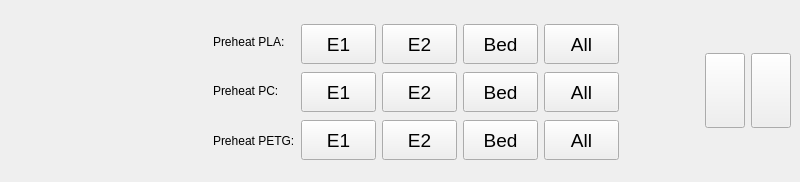
Old version of the form ClientApp/qt/notactiveprintwidget.ui in the repository re3Dprinting/touchscreen.
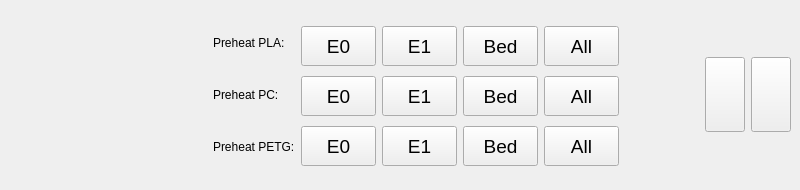
New version of the form. Icons and pictures are not drawn.

Patch:
```diff
--- a/ClientApp/qt/notactiveprintwidget.ui
+++ b/ClientApp/qt/notactiveprintwidget.ui
@@ -7,7 +7,7 @@
     <x>0</x>
     <y>0</y>
     <width>800</width>
-    <height>182</height>
+    <height>190</height>
    </rect>
   </property>
   <property name="maximumSize">
@@ -121,7 +121,40 @@
              </font>
             </property>
             <property name="toolTip">
-             <string>&lt;html&gt;&lt;head/&gt;&lt;body&gt;&lt;p&gt;&lt;span style=&quot; font-size:24pt;&quot;&gt;0.1&lt;/span&gt;&lt;/p&gt;&lt;/body&gt;&lt;/html&gt;</string>
+             <string notr="true"/>
+            </property>
+            <property name="text">
+             <string>E0</string>
+            </property>
+           </widget>
+          </item>
+          <item>
+           <widget class="QPushButton" name="w_pushbutton_m0_extruder1">
+            <property name="sizePolicy">
+             <sizepolicy hsizetype="Fixed" vsizetype="Fixed">
+              <horstretch>0</horstretch>
+              <verstretch>0</verstretch>
+             </sizepolicy>
+            </property>
+            <property name="minimumSize">
+             <size>
+              <width>70</width>
+              <height>40</height>
+             </size>
+            </property>
+            <property name="maximumSize">
+             <size>
+              <width>75</width>
+              <height>35</height>
+             </size>
+            </property>
+            <property name="font">
+             <font>
+              <pointsize>14</pointsize>
+             </font>
+            </property>
+            <property name="toolTip">
+             <string notr="true"/>
             </property>
             <property name="text">
              <string>E1</string>
@@ -154,40 +187,7 @@
              </font>
             </property>
             <property name="toolTip">
-             <string>&lt;html&gt;&lt;head/&gt;&lt;body&gt;&lt;p&gt;&lt;span style=&quot; font-size:24pt;&quot;&gt;0.1&lt;/span&gt;&lt;/p&gt;&lt;/body&gt;&lt;/html&gt;</string>
-            </property>
-            <property name="text">
-             <string>E2</string>
-            </property>
-           </widget>
-          </item>
-          <item>
-           <widget class="QPushButton" name="m1bed">
-            <property name="sizePolicy">
-             <sizepolicy hsizetype="Fixed" vsizetype="Fixed">
-              <horstretch>0</horstretch>
-              <verstretch>0</verstretch>
-             </sizepolicy>
-            </property>
-            <property name="minimumSize">
-             <size>
-              <width>70</width>
-              <height>40</height>
-             </size>
-            </property>
-            <property name="maximumSize">
-             <size>
-              <width>75</width>
-              <height>35</height>
-             </size>
-            </property>
-            <property name="font">
-             <font>
-              <pointsize>14</pointsize>
-             </font>
-            </property>
-            <property name="toolTip">
-             <string>&lt;html&gt;&lt;head/&gt;&lt;body&gt;&lt;p&gt;&lt;span style=&quot; font-size:24pt;&quot;&gt;0.1&lt;/span&gt;&lt;/p&gt;&lt;/body&gt;&lt;/html&gt;</string>
+             <string notr="true"/>
             </property>
             <property name="text">
              <string>Bed</string>
@@ -251,7 +251,40 @@
              </font>
             </property>
             <property name="toolTip">
-             <string>&lt;html&gt;&lt;head/&gt;&lt;body&gt;&lt;p&gt;&lt;span style=&quot; font-size:24pt;&quot;&gt;0.1&lt;/span&gt;&lt;/p&gt;&lt;/body&gt;&lt;/html&gt;</string>
+             <string notr="true"/>
+            </property>
+            <property name="text">
+             <string>E0</string>
+            </property>
+           </widget>
+          </item>
+          <item>
+           <widget class="QPushButton" name="w_pushbutton_m1_extruder1">
+            <property name="sizePolicy">
+             <sizepolicy hsizetype="Fixed" vsizetype="Fixed">
+              <horstretch>0</horstretch>
+              <verstretch>0</verstretch>
+             </sizepolicy>
+            </property>
+            <property name="minimumSize">
+             <size>
+              <width>70</width>
+              <height>40</height>
+             </size>
+            </property>
+            <property name="maximumSize">
+             <size>
+              <width>75</width>
+              <height>35</height>
+             </size>
+            </property>
+            <property name="font">
+             <font>
+              <pointsize>14</pointsize>
+             </font>
+            </property>
+            <property name="toolTip">
+             <string notr="true"/>
             </property>
             <property name="text">
              <string>E1</string>
@@ -284,40 +317,7 @@
              </font>
             </property>
             <property name="toolTip">
-             <string>&lt;html&gt;&lt;head/&gt;&lt;body&gt;&lt;p&gt;&lt;span style=&quot; font-size:24pt;&quot;&gt;0.1&lt;/span&gt;&lt;/p&gt;&lt;/body&gt;&lt;/html&gt;</string>
-            </property>
-            <property name="text">
-             <string>E2</string>
-            </property>
-           </widget>
-          </item>
-          <item>
-           <widget class="QPushButton" name="m2bed">
-            <property name="sizePolicy">
-             <sizepolicy hsizetype="Fixed" vsizetype="Fixed">
-              <horstretch>0</horstretch>
-              <verstretch>0</verstretch>
-             </sizepolicy>
-            </property>
-            <property name="minimumSize">
-             <size>
-              <width>70</width>
-              <height>40</height>
-             </size>
-            </property>
-            <property name="maximumSize">
-             <size>
-              <width>75</width>
-              <height>35</height>
-             </size>
-            </property>
-            <property name="font">
-             <font>
-              <pointsize>14</pointsize>
-             </font>
-            </property>
-            <property name="toolTip">
-             <string>&lt;html&gt;&lt;head/&gt;&lt;body&gt;&lt;p&gt;&lt;span style=&quot; font-size:24pt;&quot;&gt;0.1&lt;/span&gt;&lt;/p&gt;&lt;/body&gt;&lt;/html&gt;</string>
+             <string notr="true"/>
             </property>
             <property name="text">
              <string>Bed</string>
@@ -381,7 +381,40 @@
              </font>
             </property>
             <property name="toolTip">
-             <string>&lt;html&gt;&lt;head/&gt;&lt;body&gt;&lt;p&gt;&lt;span style=&quot; font-size:24pt;&quot;&gt;0.1&lt;/span&gt;&lt;/p&gt;&lt;/body&gt;&lt;/html&gt;</string>
+             <string notr="true"/>
+            </property>
+            <property name="text">
+             <string>E0</string>
+            </property>
+           </widget>
+          </item>
+          <item>
+           <widget class="QPushButton" name="w_pushbutton_m2_extruder1">
+            <property name="sizePolicy">
+             <sizepolicy hsizetype="Fixed" vsizetype="Fixed">
+              <horstretch>0</horstretch>
+              <verstretch>0</verstretch>
+             </sizepolicy>
+            </property>
+            <property name="minimumSize">
+             <size>
+              <width>70</width>
+              <height>40</height>
+             </size>
+            </property>
+            <property name="maximumSize">
+             <size>
+              <width>75</width>
+              <height>35</height>
+             </size>
+            </property>
+            <property name="font">
+             <font>
+              <pointsize>14</pointsize>
+             </font>
+            </property>
+            <property name="toolTip">
+             <string notr="true"/>
             </property>
             <property name="text">
              <string>E1</string>
@@ -414,40 +447,7 @@
              </font>
             </property>
             <property name="toolTip">
-             <string>&lt;html&gt;&lt;head/&gt;&lt;body&gt;&lt;p&gt;&lt;span style=&quot; font-size:24pt;&quot;&gt;0.1&lt;/span&gt;&lt;/p&gt;&lt;/body&gt;&lt;/html&gt;</string>
-            </property>
-            <property name="text">
-             <string>E2</string>
-            </property>
-           </widget>
-          </item>
-          <item>
-           <widget class="QPushButton" name="m3bed">
-            <property name="sizePolicy">
-             <sizepolicy hsizetype="Fixed" vsizetype="Fixed">
-              <horstretch>0</horstretch>
-              <verstretch>0</verstretch>
-             </sizepolicy>
-            </property>
-            <property name="minimumSize">
-             <size>
-              <width>70</width>
-              <height>40</height>
-             </size>
-            </property>
-            <property name="maximumSize">
-             <size>
-              <width>75</width>
-              <height>35</height>
-             </size>
-            </property>
-            <property name="font">
-             <font>
-              <pointsize>14</pointsize>
-             </font>
-            </property>
-            <property name="toolTip">
-             <string>&lt;html&gt;&lt;head/&gt;&lt;body&gt;&lt;p&gt;&lt;span style=&quot; font-size:24pt;&quot;&gt;0.1&lt;/span&gt;&lt;/p&gt;&lt;/body&gt;&lt;/html&gt;</string>
+             <string notr="true"/>
             </property>
             <property name="text">
              <string>Bed</string>
```
Left out of the diff: 26 changed lines with no effect on the pictures.
